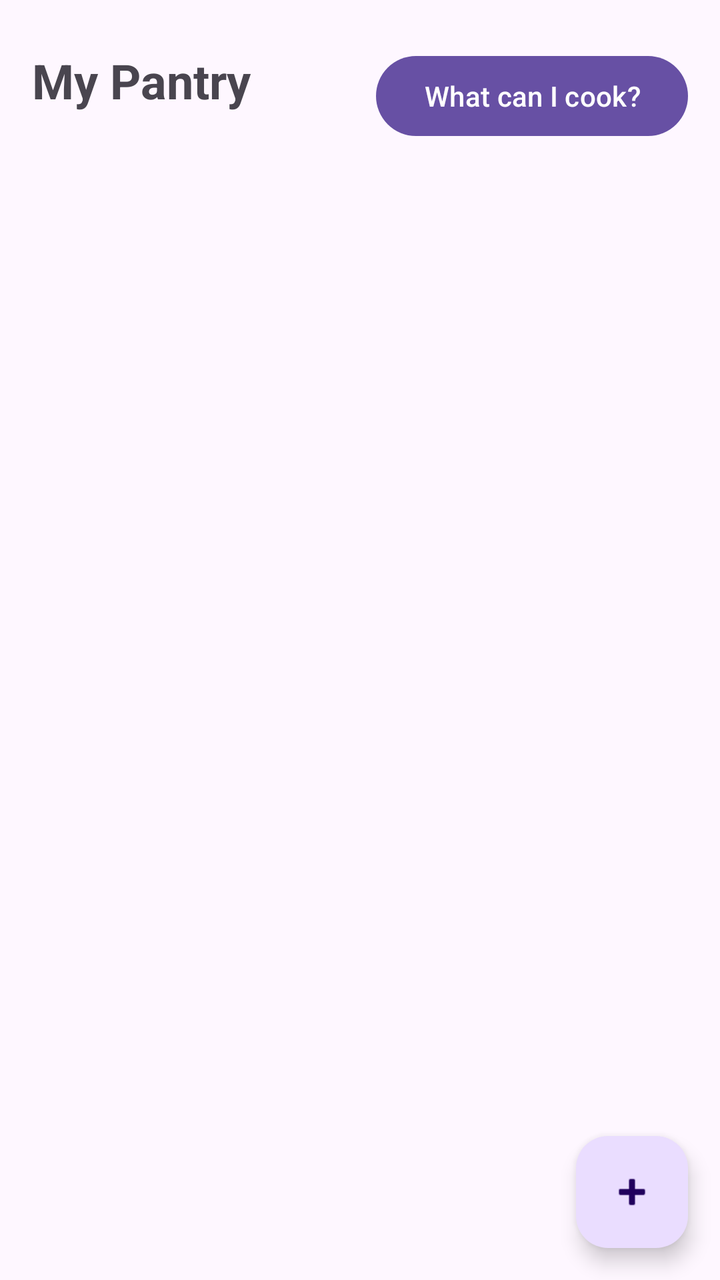
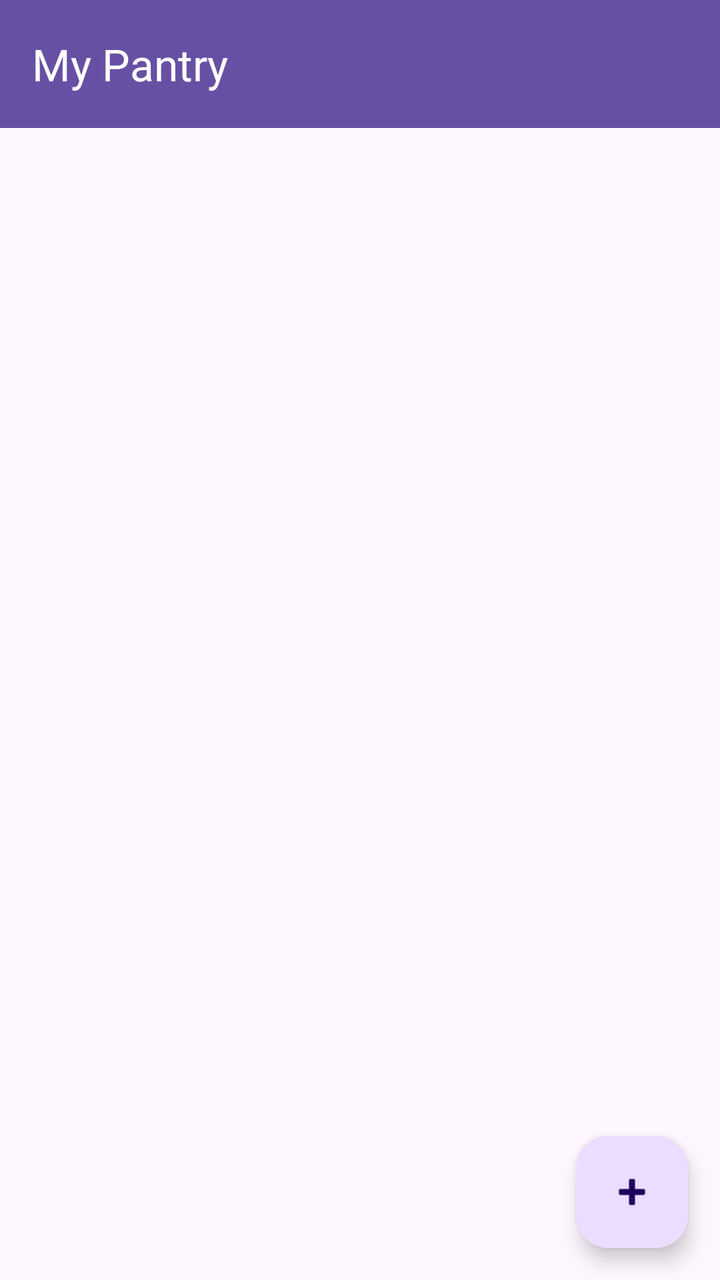

Screens rendered from an Android XML layout before and after an edit, with the pre-edit source and the edit as a unified diff.
<!-- AndroidManifest.xml: application theme Theme.SmartPantryManager -->
<!-- res/layout/activity_main.xml -->
<androidx.constraintlayout.widget.ConstraintLayout xmlns:android="http://schemas.android.com/apk/res/android"
    xmlns:app="http://schemas.android.com/apk/res-auto"
    xmlns:tools="http://schemas.android.com/tools"
    android:id="@+id/main"
    android:layout_width="match_parent"
    android:layout_height="match_parent"
    tools:context=".MainActivity">
    <TextView
        android:id="@+id/titleText"
        android:layout_width="wrap_content"
        android:layout_height="wrap_content"
        android:text="My Pantry"
        android:textSize="24sp"
        android:textStyle="bold"
        android:layout_marginTop="24dp"
        android:layout_marginStart="16dp"
        app:layout_constraintTop_toTopOf="parent"
        app:layout_constraintStart_toStartOf="parent" />

    <androidx.recyclerview.widget.RecyclerView
        android:id="@+id/pantryRecyclerView"
        android:layout_width="0dp"
        android:layout_height="0dp"
        android:layout_marginTop="16dp"
        android:layout_marginStart="8dp"
        android:layout_marginEnd="8dp"
        android:layout_marginBottom="8dp"
        app:layout_constraintTop_toBottomOf="@id/titleText"
        app:layout_constraintStart_toStartOf="parent"
        app:layout_constraintEnd_toEndOf="parent"
        app:layout_constraintBottom_toTopOf="@id/emptyStateText" />

    <TextView
        android:id="@+id/emptyStateText"
        android:layout_width="wrap_content"
        android:layout_height="wrap_content"
        android:text="Your pantry is empty.\nTap + to add your first ingredient."
        android:textAlignment="center"
        android:textSize="16sp"
        android:visibility="gone"
        app:layout_constraintTop_toTopOf="parent"
        app:layout_constraintBottom_toBottomOf="parent"
        app:layout_constraintStart_toStartOf="parent"
        app:layout_constraintEnd_toEndOf="parent" />

    <com.google.android.material.floatingactionbutton.FloatingActionButton
        android:id="@+id/addItemFab"
        android:layout_width="wrap_content"
        android:layout_height="wrap_content"
        android:layout_marginEnd="16dp"
        android:layout_marginBottom="16dp"
        android:contentDescription="Add pantry item"
        android:src="@android:drawable/ic_input_add"
        app:layout_constraintBottom_toBottomOf="parent"
        app:layout_constraintEnd_toEndOf="parent" />

    <Button
        android:id="@+id/suggestedButton"
        android:layout_width="wrap_content"
        android:layout_height="wrap_content"
        android:layout_marginEnd="16dp"
        android:layout_marginTop="24dp"
        android:text="What can I cook?"
        app:layout_constraintTop_toTopOf="parent"
        app:layout_constraintEnd_toEndOf="parent" />

</androidx.constraintlayout.widget.ConstraintLayout>
<!-- resources referenced by this layout -->
<resources>
  <style name="Theme.SmartPantryManager" parent="Base.Theme.SmartPantryManager" />
  <style name="Base.Theme.SmartPantryManager" parent="Theme.Material3.DayNight.NoActionBar">
          
          
      </style>
</resources>

<!-- the commit's change to res/layout/activity_main.xml (unified diff, before → after) -->
@@ -1,3 +1,4 @@
+<?xml version="1.0" encoding="utf-8"?>
 <androidx.constraintlayout.widget.ConstraintLayout xmlns:android="http://schemas.android.com/apk/res/android"
     xmlns:app="http://schemas.android.com/apk/res-auto"
     xmlns:tools="http://schemas.android.com/tools"
@@ -5,30 +6,30 @@
     android:layout_width="match_parent"
     android:layout_height="match_parent"
     tools:context=".MainActivity">
-    <TextView
-        android:id="@+id/titleText"
-        android:layout_width="wrap_content"
-        android:layout_height="wrap_content"
-        android:text="My Pantry"
-        android:textSize="24sp"
-        android:textStyle="bold"
-        android:layout_marginTop="24dp"
-        android:layout_marginStart="16dp"
+
+    <com.google.android.material.appbar.MaterialToolbar
+        android:id="@+id/toolbar"
+        android:layout_width="0dp"
+        android:layout_height="?attr/actionBarSize"
+        android:background="?attr/colorPrimary"
+        app:title="My Pantry"
+        app:titleTextColor="@android:color/white"
         app:layout_constraintTop_toTopOf="parent"
-        app:layout_constraintStart_toStartOf="parent" />
+        app:layout_constraintStart_toStartOf="parent"
+        app:layout_constraintEnd_toEndOf="parent" />
 
     <androidx.recyclerview.widget.RecyclerView
         android:id="@+id/pantryRecyclerView"
         android:layout_width="0dp"
         android:layout_height="0dp"
-        android:layout_marginTop="16dp"
+        android:layout_marginTop="8dp"
         android:layout_marginStart="8dp"
         android:layout_marginEnd="8dp"
         android:layout_marginBottom="8dp"
-        app:layout_constraintTop_toBottomOf="@id/titleText"
+        app:layout_constraintTop_toBottomOf="@id/toolbar"
         app:layout_constraintStart_toStartOf="parent"
         app:layout_constraintEnd_toEndOf="parent"
-        app:layout_constraintBottom_toTopOf="@id/emptyStateText" />
+        app:layout_constraintBottom_toBottomOf="parent" />
 
     <TextView
         android:id="@+id/emptyStateText"
@@ -54,14 +55,4 @@
         app:layout_constraintBottom_toBottomOf="parent"
         app:layout_constraintEnd_toEndOf="parent" />
 
-    <Button
-        android:id="@+id/suggestedButton"
-        android:layout_width="wrap_content"
-        android:layout_height="wrap_content"
-        android:layout_marginEnd="16dp"
-        android:layout_marginTop="24dp"
-        android:text="What can I cook?"
-        app:layout_constraintTop_toTopOf="parent"
-        app:layout_constraintEnd_toEndOf="parent" />
-
 </androidx.constraintlayout.widget.ConstraintLayout>
